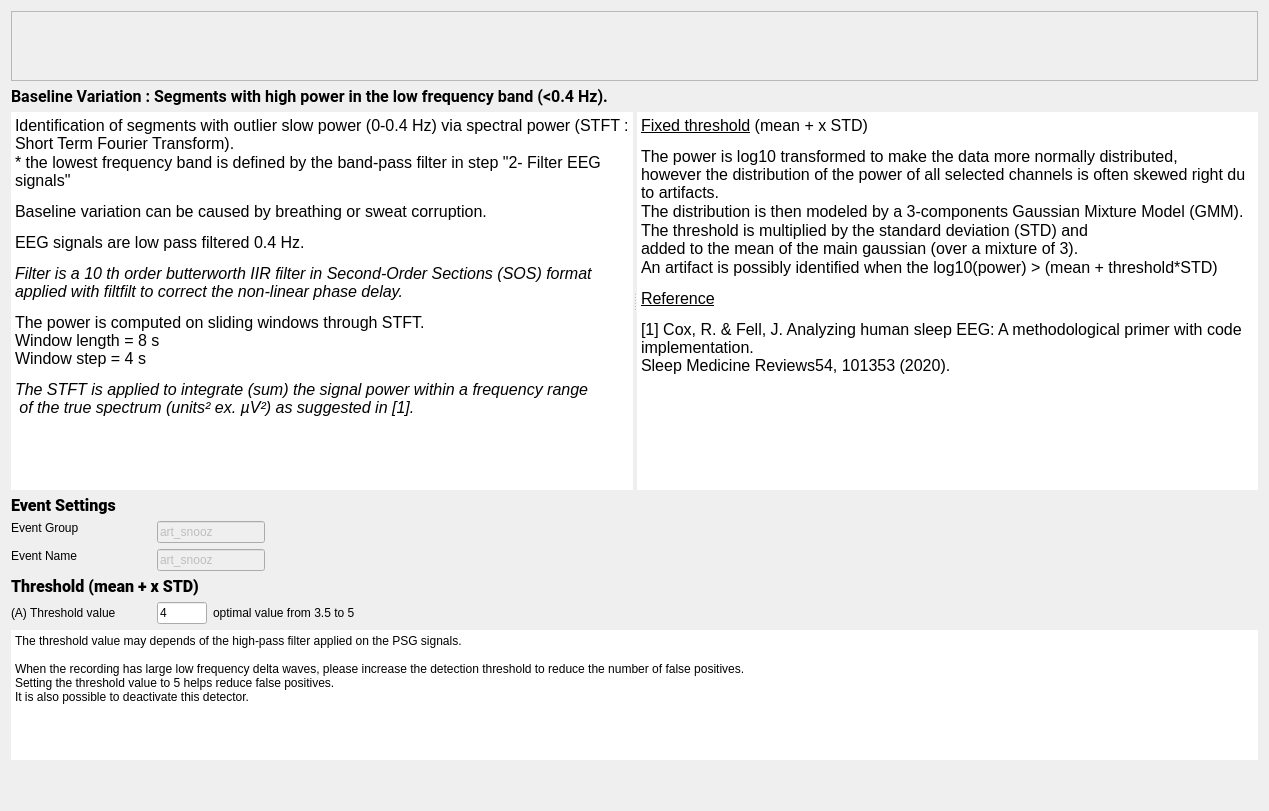
Qt form tools/CEAMSTools/DetectArtifacts/BslVarStep/Ui_BslVarStep.ui (SnoozToolbox/snooz-package-ceams) before a commit.
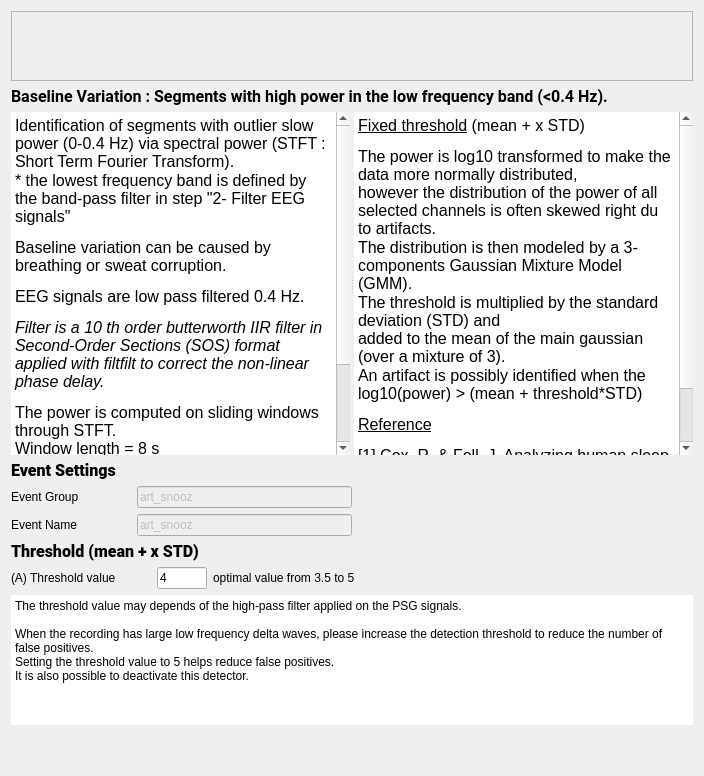
The same form after that commit. Icons and pictures are not drawn.

Diff of the .ui file:
```diff
--- a/tools/CEAMSTools/DetectArtifacts/BslVarStep/Ui_BslVarStep.ui
+++ b/tools/CEAMSTools/DetectArtifacts/BslVarStep/Ui_BslVarStep.ui
@@ -6,8 +6,8 @@
    <rect>
     <x>0</x>
     <y>0</y>
-    <width>1269</width>
-    <height>811</height>
+    <width>704</width>
+    <height>776</height>
    </rect>
   </property>
   <property name="windowTitle">
@@ -156,15 +156,9 @@
     </widget>
    </item>
    <item>
-    <layout class="QHBoxLayout" name="horizontalLayout_3">
-     <property name="sizeConstraint">
-      <enum>QLayout::SizeConstraint::SetNoConstraint</enum>
-     </property>
+    <layout class="QHBoxLayout" name="horizontalLayout_5">
      <item>
       <layout class="QVBoxLayout" name="verticalLayout">
-       <property name="sizeConstraint">
-        <enum>QLayout::SizeConstraint::SetFixedSize</enum>
-       </property>
        <item>
         <widget class="QLabel" name="label_4">
          <property name="sizePolicy">
@@ -187,24 +181,18 @@
         </widget>
        </item>
        <item>
-        <layout class="QFormLayout" name="formLayout">
-         <property name="sizeConstraint">
-          <enum>QLayout::SizeConstraint::SetFixedSize</enum>
-         </property>
-         <property name="fieldGrowthPolicy">
-          <enum>QFormLayout::FieldGrowthPolicy::FieldsStayAtSizeHint</enum>
-         </property>
-         <item row="0" column="0">
+        <layout class="QHBoxLayout" name="horizontalLayout_3">
+         <item>
           <widget class="QLabel" name="label_3">
            <property name="sizePolicy">
-            <sizepolicy hsizetype="Preferred" vsizetype="Fixed">
+            <sizepolicy hsizetype="Fixed" vsizetype="Fixed">
              <horstretch>0</horstretch>
              <verstretch>0</verstretch>
             </sizepolicy>
            </property>
            <property name="minimumSize">
             <size>
-             <width>140</width>
+             <width>120</width>
              <height>0</height>
             </size>
            </property>
@@ -213,7 +201,7 @@
            </property>
           </widget>
          </item>
-         <item row="0" column="1">
+         <item>
           <widget class="QLineEdit" name="group_lineEdit">
            <property name="enabled">
             <bool>false</bool>
@@ -232,20 +220,30 @@
            </property>
           </widget>
          </item>
-         <item row="1" column="0">
+        </layout>
+       </item>
+       <item>
+        <layout class="QHBoxLayout" name="horizontalLayout_4">
+         <item>
           <widget class="QLabel" name="label_11">
            <property name="sizePolicy">
-            <sizepolicy hsizetype="Preferred" vsizetype="Fixed">
+            <sizepolicy hsizetype="Fixed" vsizetype="Fixed">
              <horstretch>0</horstretch>
              <verstretch>0</verstretch>
             </sizepolicy>
            </property>
+           <property name="minimumSize">
+            <size>
+             <width>120</width>
+             <height>0</height>
+            </size>
+           </property>
            <property name="text">
             <string>Event Name</string>
            </property>
           </widget>
          </item>
-         <item row="1" column="1">
+         <item>
           <widget class="QLineEdit" name="name_lineEdit">
            <property name="enabled">
             <bool>false</bool>
```
